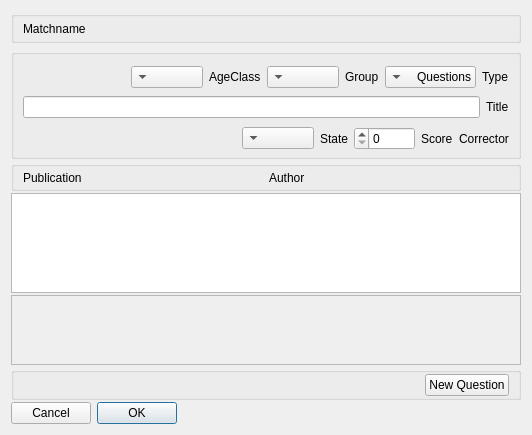
Before: the Qt Designer form Client/reghaabat/matchform.ui in nournia/ketabkhaane, drawn with Qt 5.
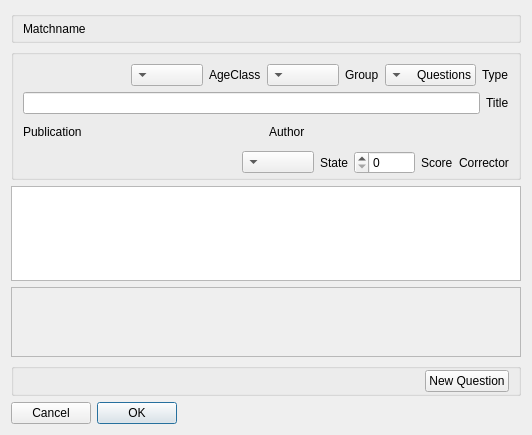
After: the same form once the commit is applied.

The edit to the form file:
```diff
--- a/Client/reghaabat/matchform.ui
+++ b/Client/reghaabat/matchform.ui
@@ -56,25 +56,13 @@
     <widget class="QWidget" name="gData" native="true">
      <layout class="QVBoxLayout" name="verticalLayout_5">
       <property name="spacing">
-       <number>2</number>
+       <number>6</number>
       </property>
       <property name="margin">
        <number>0</number>
       </property>
       <item>
        <widget class="QGroupBox" name="groupBox">
-        <property name="minimumSize">
-         <size>
-          <width>0</width>
-          <height>110</height>
-         </size>
-        </property>
-        <property name="maximumSize">
-         <size>
-          <width>16777215</width>
-          <height>116</height>
-         </size>
-        </property>
         <property name="title">
          <string/>
         </property>
@@ -154,6 +142,47 @@
            </item>
           </layout>
          </item>
+         <item>
+          <widget class="QWidget" name="gResource" native="true">
+           <property name="minimumSize">
+            <size>
+             <width>0</width>
+             <height>24</height>
+            </size>
+           </property>
+           <layout class="QHBoxLayout" name="horizontalLayout_3">
+            <property name="margin">
+             <number>0</number>
+            </property>
+            <item>
+             <layout class="QHBoxLayout" name="lAuthor">
+              <item>
+               <widget class="QLabel" name="label_4">
+                <property name="text">
+                 <string>Author</string>
+                </property>
+               </widget>
+              </item>
+             </layout>
+            </item>
+            <item>
+             <layout class="QHBoxLayout" name="lPublication">
+              <item>
+               <widget class="QLabel" name="label_5">
+                <property name="text">
+                 <string>Publication</string>
+                </property>
+               </widget>
+              </item>
+             </layout>
+            </item>
+           </layout>
+           <zorder>label_5</zorder>
+           <zorder>gResource</zorder>
+           <zorder></zorder>
+           <zorder></zorder>
+          </widget>
+         </item>
          <item>
           <layout class="QHBoxLayout" name="horizontalLayout_4">
            <item>
@@ -224,55 +253,6 @@
         </layout>
        </widget>
       </item>
-      <item>
-       <widget class="QGroupBox" name="gResource">
-        <property name="minimumSize">
-         <size>
-          <width>0</width>
-          <height>30</height>
-         </size>
-        </property>
-        <property name="maximumSize">
-         <size>
-          <width>16777215</width>
-          <height>30</height>
-         </size>
-        </property>
-        <property name="title">
-         <string/>
-        </property>
-        <layout class="QHBoxLayout" name="horizontalLayout_3">
-         <property name="topMargin">
-          <number>0</number>
-         </property>
-         <property name="bottomMargin">
-          <number>0</number>
-         </property>
-         <item>
-          <layout class="QHBoxLayout" name="lAuthor">
-           <item>
-            <widget class="QLabel" name="label_4">
-             <property name="text">
-              <string>Author</string>
-             </property>
-            </widget>
-           </item>
-          </layout>
-         </item>
-         <item>
-          <layout class="QHBoxLayout" name="lPublication">
-           <item>
-            <widget class="QLabel" name="label_5">
-             <property name="text">
-              <string>Publication</string>
-             </property>
-            </widget>
-           </item>
-          </layout>
-         </item>
-        </layout>
-       </widget>
-      </item>
       <item>
        <widget class="QTextEdit" name="eContent"/>
       </item>
```
